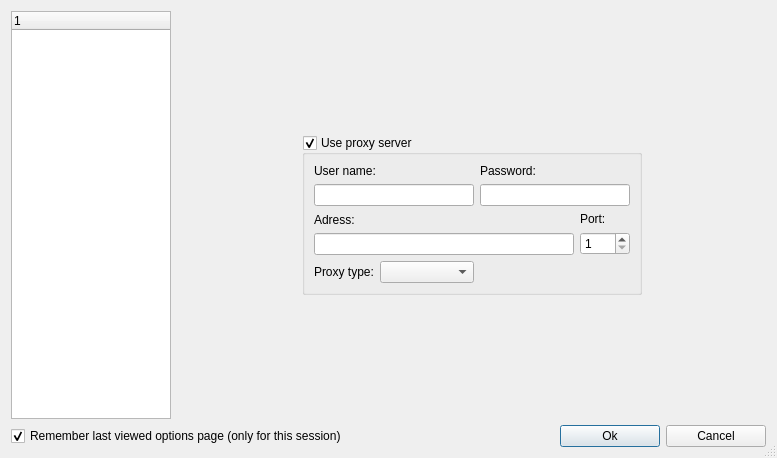
ckorn/xvst, file ui/options.ui: the form before one commit.
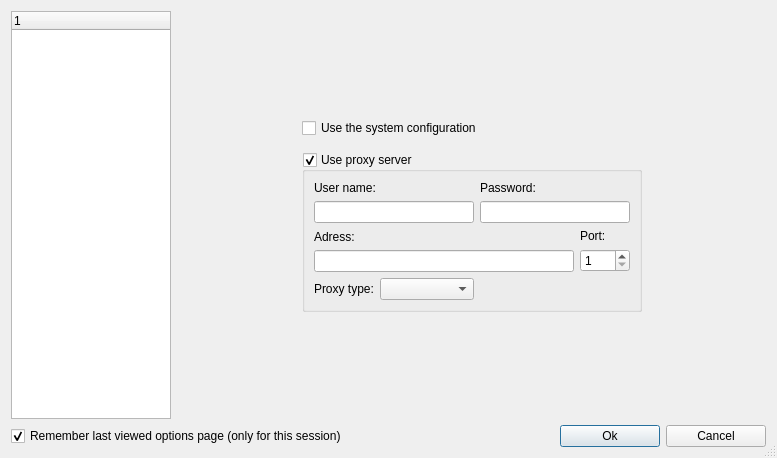
The form after the commit. The open tabs and pages were chosen to show the change. Icons and pictures are not drawn.

Diff of the .ui file:
```diff
--- a/ui/options.ui
+++ b/ui/options.ui
@@ -1599,7 +1599,7 @@
          </property>
         </spacer>
        </item>
-       <item row="1" column="0">
+       <item row="4" column="0">
         <spacer>
          <property name="orientation">
           <enum>Qt::Horizontal</enum>
@@ -1615,7 +1615,7 @@
          </property>
         </spacer>
        </item>
-       <item row="1" column="1" colspan="2">
+       <item row="4" column="1" colspan="2">
         <widget class="QGroupBox" name="gpbProxy">
          <property name="minimumSize">
           <size>
@@ -1797,7 +1797,7 @@
          </layout>
         </widget>
        </item>
-       <item row="1" column="3">
+       <item row="4" column="4">
         <spacer>
          <property name="orientation">
           <enum>Qt::Horizontal</enum>
@@ -1810,7 +1810,7 @@
          </property>
         </spacer>
        </item>
-       <item row="2" column="2">
+       <item row="6" column="2">
         <spacer>
          <property name="orientation">
           <enum>Qt::Vertical</enum>
@@ -1823,6 +1823,29 @@
          </property>
         </spacer>
        </item>
+       <item row="1" column="1" colspan="2">
+        <widget class="QCheckBox" name="chbProxySystemConfig">
+         <property name="text">
+          <string>Use the system configuration</string>
+         </property>
+        </widget>
+       </item>
+       <item row="2" column="1" colspan="2">
+        <spacer name="verticalSpacer">
+         <property name="orientation">
+          <enum>Qt::Vertical</enum>
+         </property>
+         <property name="sizeType">
+          <enum>QSizePolicy::Fixed</enum>
+         </property>
+         <property name="sizeHint" stdset="0">
+          <size>
+           <width>20</width>
+           <height>8</height>
+          </size>
+         </property>
+        </spacer>
+       </item>
       </layout>
      </widget>
      <widget class="QWidget" name="page">
```
Left out of the diff: 2 changed lines with no effect on the pictures.
